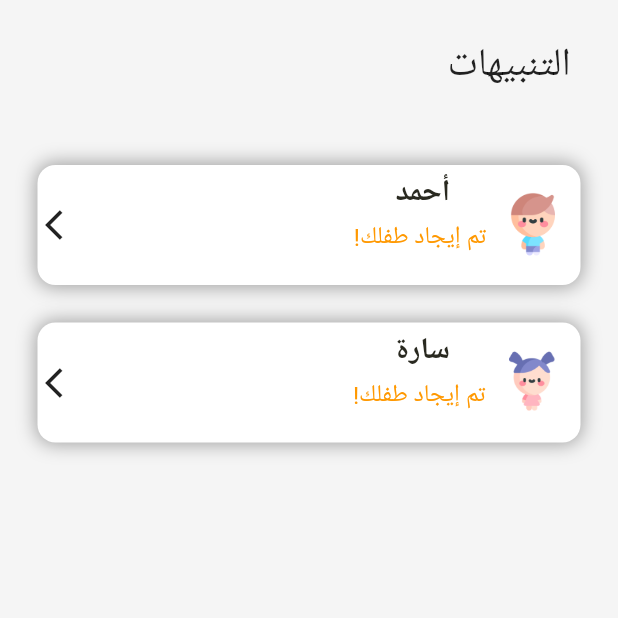
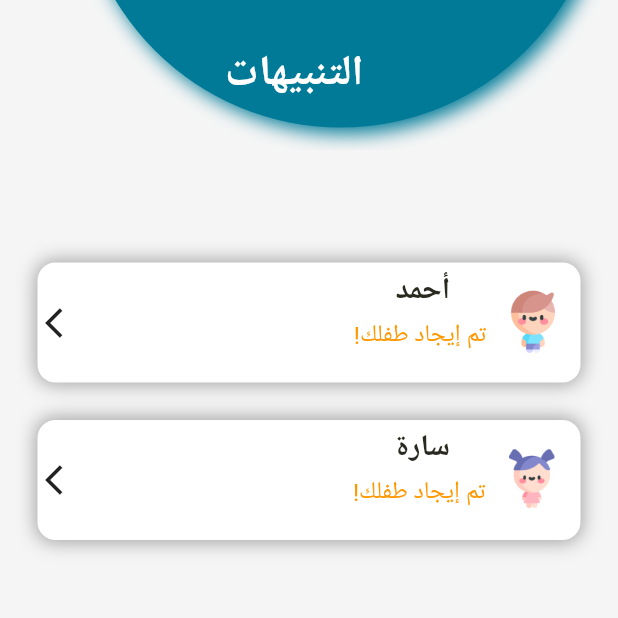
Before and after one commit to Deenalbuali/2022-GP1-3, a Flutter app: the NotePage screen opened directly, on a phone screen of 412 x 824 dp, the top half of it. Run offline on Flutter 3.47's test engine with Material 2 defaults, Android fonts, the phone set to English and light mode, and no system bars; our stand-ins replace cloud_firestore, curved_navigation_bar, firebase_core, font_awesome_flutter; accounts and stored records are empty.

Commit message:
Notification

```diff
--- a/elfaa/lib/main.dart
+++ b/elfaa/lib/main.dart
@@ -1,4 +1,5 @@
 import 'package:elfaa/screens/login/login_screen.dart';
+import 'package:elfaa/screens/notificationPage/Notepage.dart';
 import 'package:firebase_core/firebase_core.dart';
 import 'package:elfaa/screens/Homepage/Home_page.dart';
 import 'package:elfaa/screens/Homepage/navPage.dart';
@@ -26,6 +27,7 @@ class MyApp extends StatelessWidget {
         primaryColor: kPrimaryColor,
         elevatedButtonTheme: ElevatedButtonThemeData(
           style: ElevatedButton.styleFrom(
+            shadowColor: Colors.black,
             elevation: 0,
             primary: kPrimaryColor,
             shape: const StadiumBorder(),
@@ -51,7 +53,7 @@ class MyApp extends StatelessWidget {
           helperStyle: const TextStyle(fontSize: 14),
         ),
       ),
-      home: SignInScreen(),
+      home: NavPage(),
     );
   }
 }
--- a/elfaa/lib/screens/notificationPage/Notepage.dart
+++ b/elfaa/lib/screens/notificationPage/Notepage.dart
@@ -6,16 +6,22 @@ import 'package:flutter/material.dart';
 class NotePage extends StatelessWidget {
   int index = 0;
   //const NotePage({super.key});
+  final Color color1 = Color.fromRGBO(0, 122, 151, 1);
+  final Color color2 = Color.fromRGBO(0, 122, 151, 1);
+  final Color color3 = Color.fromRGBO(0, 122, 151, 1);
 
   @override
   Widget build(BuildContext context) {
     return Scaffold(
       backgroundColor: Color(0xFFf5f5f5),
-      body: SafeArea(
-        child: Column(children: [
+      body: SingleChildScrollView(
+        child: Column(children: <Widget>[
+          _buildHeader(),
+          Row(
+            children: [
               Padding(
-            padding:
-                const EdgeInsets.symmetric(horizontal: 25.0, vertical: 25.0),
+                padding: const EdgeInsets.symmetric(
+                    horizontal: 25.0, vertical: 25.0),
                 child: Row(
                   mainAxisAlignment: MainAxisAlignment.spaceBetween,
                   children: [
@@ -23,16 +29,10 @@ class NotePage extends StatelessWidget {
                       decoration: BoxDecoration(
                           color: Colors.orange, shape: BoxShape.circle),
                     ),
-                Row(
-                  children: [
-                    Text(
-                      ' التنبيهات ',
-                      style: TextStyle(fontSize: 26),
+                  ],
+                ),
               ),
             ],
-                )
-              ],
-            ),
           ),
           Padding(
             padding: const EdgeInsets.all(25.0),
@@ -53,4 +53,47 @@ class NotePage extends StatelessWidget {
       ),
     );
   }
+
+  Container _buildHeader() {
+    return Container(
+      height: 100,
+      width: double.infinity,
+      child: Stack(
+        children: <Widget>[
+          Positioned(
+            bottom: 0,
+            right: 10,
+            top: -280,
+            child: Container(
+              width: 350,
+              decoration: BoxDecoration(
+                  shape: BoxShape.circle,
+                  gradient: LinearGradient(colors: [color1, color2]),
+                  boxShadow: [
+                    BoxShadow(
+                        color: color2,
+                        offset: Offset(4.0, 4.0),
+                        blurRadius: 10.0)
+                  ]),
+            ),
+          ),
+          Container(
+            margin: const EdgeInsets.only(top: 30, left: 150),
+            child: Column(
+              //crossAxisAlignment: CrossAxisAlignment.start,
+              children: <Widget>[
+                Text(
+                  "التنبيهات",
+                  style: TextStyle(
+                      color: Colors.white,
+                      fontSize: 28.0,
+                      fontWeight: FontWeight.w700),
+                ),
+              ],
+            ),
+          )
+        ],
+      ),
+    );
   }
+}
```
Lines whose indentation alone changed are shown as unchanged.
